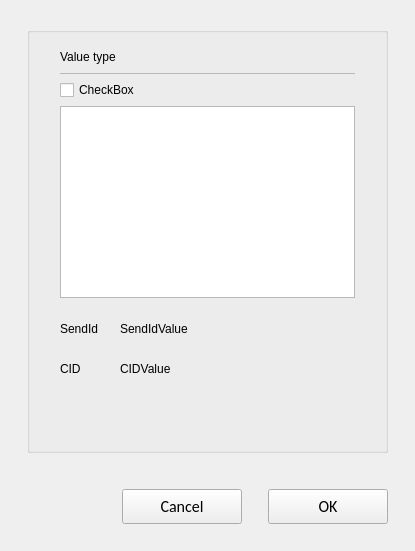
Above: opensyde_tool/src/system_definition/node_edit/stw_flashloader_options/C_SdNdeStwFlashloaderOptions.ui from openSYDE/openSYDE before the change. Below: the same form after it.
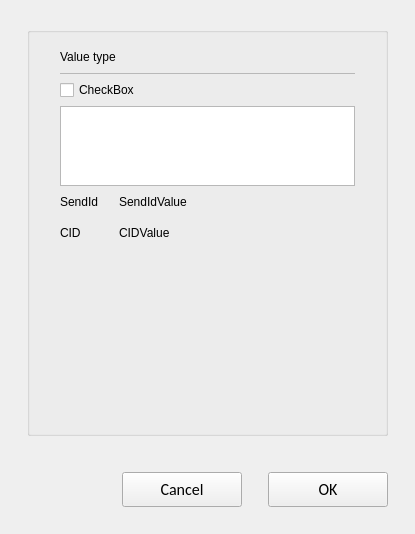
That is the form after the change. Custom widgets are drawn as their Qt base class.

Diff of the .ui file:
```diff
--- a/opensyde_tool/src/system_definition/node_edit/stw_flashloader_options/C_SdNdeStwFlashloaderOptions.ui
+++ b/opensyde_tool/src/system_definition/node_edit/stw_flashloader_options/C_SdNdeStwFlashloaderOptions.ui
@@ -7,7 +7,7 @@
     <x>0</x>
     <y>0</y>
     <width>415</width>
-    <height>551</height>
+    <height>534</height>
    </rect>
   </property>
   <property name="windowTitle">
@@ -42,7 +42,10 @@
        <number>20</number>
       </property>
       <item>
-       <layout class="QVBoxLayout" name="verticalLayout_5" stretch="0,0,0,0,0,1">
+       <layout class="QVBoxLayout" name="verticalLayout_5" stretch="0,0,0,0,0,0,1">
+        <property name="spacing">
+         <number>0</number>
+        </property>
         <property name="sizeConstraint">
          <enum>QLayout::SetMinimumSize</enum>
         </property>
@@ -130,6 +133,22 @@
           </item>
          </layout>
         </item>
+        <item>
+         <spacer name="verticalSpacer_2">
+          <property name="orientation">
+           <enum>Qt::Vertical</enum>
+          </property>
+          <property name="sizeType">
+           <enum>QSizePolicy::Fixed</enum>
+          </property>
+          <property name="sizeHint" stdset="0">
+           <size>
+            <width>20</width>
+            <height>6</height>
+           </size>
+          </property>
+         </spacer>
+        </item>
         <item>
          <widget class="stw_opensyde_gui_elements::C_OgeChxProperties" name="pc_CheckBoxUseResetMessage">
           <property name="text">
@@ -138,24 +157,44 @@
          </widget>
         </item>
         <item>
-         <widget class="stw_opensyde_gui::C_SdNdeSfoResetMessageTableView" name="pc_TableView"/>
+         <spacer name="verticalSpacer_3">
+          <property name="orientation">
+           <enum>Qt::Vertical</enum>
+          </property>
+          <property name="sizeType">
+           <enum>QSizePolicy::Fixed</enum>
+          </property>
+          <property name="sizeHint" stdset="0">
+           <size>
+            <width>20</width>
+            <height>6</height>
+           </size>
+          </property>
+         </spacer>
         </item>
         <item>
-         <layout class="QHBoxLayout" name="horizontalLayout" stretch="0,0,1">
-          <property name="topMargin">
-           <number>0</number>
+         <widget class="stw_opensyde_gui::C_SdNdeSfoResetMessageTableView" name="pc_TableView">
+          <property name="maximumSize">
+           <size>
+            <width>16777215</width>
+            <height>80</height>
+           </size>
           </property>
+         </widget>
+        </item>
           <item>
-           <layout class="QVBoxLayout" name="verticalLayout_2">
-            <property name="spacing">
-             <number>0</number>
-            </property>
-            <item>
-             <layout class="QHBoxLayout" name="horizontalLayout_2">
-              <property name="topMargin">
-               <number>9</number>
-              </property>
-              <item>
+         <layout class="QGridLayout" name="gridLayout">
+          <property name="horizontalSpacing">
+           <number>20</number>
+          </property>
+          <item row="0" column="1">
+           <widget class="stw_opensyde_gui_elements::C_OgeLabGroupItemValue" name="pc_LabelSendIdValue">
+            <property name="text">
+             <string>SendIdValue</string>
+            </property>
+           </widget>
+          </item>
+          <item row="0" column="0">
                <widget class="stw_opensyde_gui_elements::C_OgeLabGroupItem" name="pc_LabelSendId">
                 <property name="minimumSize">
                  <size>
@@ -168,27 +207,7 @@
                 </property>
                </widget>
               </item>
-              <item>
-               <spacer name="horizontalSpacer_2">
-                <property name="orientation">
-                 <enum>Qt::Horizontal</enum>
-                </property>
-                <property name="sizeHint" stdset="0">
-                 <size>
-                  <width>15</width>
-                  <height>20</height>
-                 </size>
-                </property>
-               </spacer>
-              </item>
-             </layout>
-            </item>
-            <item>
-             <layout class="QHBoxLayout" name="horizontalLayout_3">
-              <property name="topMargin">
-               <number>9</number>
-              </property>
-              <item>
+          <item row="1" column="0">
                <widget class="stw_opensyde_gui_elements::C_OgeLabGroupItem" name="pc_LabelCompanyId">
                 <property name="minimumSize">
                  <size>
@@ -201,59 +220,14 @@
                 </property>
                </widget>
               </item>
-              <item>
-               <spacer name="horizontalSpacer_5">
-                <property name="orientation">
-                 <enum>Qt::Horizontal</enum>
-                </property>
-                <property name="sizeHint" stdset="0">
-                 <size>
-                  <width>15</width>
-                  <height>20</height>
-                 </size>
-                </property>
-               </spacer>
-              </item>
-             </layout>
-            </item>
-           </layout>
-          </item>
-          <item>
-           <layout class="QVBoxLayout" name="verticalLayout_3">
-            <property name="spacing">
-             <number>0</number>
-            </property>
-            <item>
-             <layout class="QHBoxLayout" name="horizontalLayout_4">
-              <property name="topMargin">
-               <number>9</number>
-              </property>
-              <item>
-               <widget class="stw_opensyde_gui_elements::C_OgeLabGroupItemValue" name="pc_LabelSendIdValue">
-                <property name="text">
-                 <string>SendIdValue</string>
-                </property>
-               </widget>
-              </item>
-             </layout>
-            </item>
-            <item>
-             <layout class="QHBoxLayout" name="horizontalLayout_5">
-              <property name="topMargin">
-               <number>9</number>
-              </property>
-              <item>
+          <item row="1" column="1">
                <widget class="stw_opensyde_gui_elements::C_OgeLabGroupItemValue" name="pc_LabelCompanyIdValue">
                 <property name="text">
                  <string>CIDValue</string>
                 </property>
                </widget>
               </item>
-             </layout>
-            </item>
-           </layout>
-          </item>
-          <item>
+          <item row="0" column="2">
            <spacer name="horizontalSpacer">
             <property name="orientation">
              <enum>Qt::Horizontal</enum>
@@ -261,26 +235,13 @@
             <property name="sizeHint" stdset="0">
              <size>
               <width>40</width>
-              <height>20</height>
+              <height>10</height>
              </size>
             </property>
            </spacer>
           </item>
          </layout>
         </item>
-        <item>
-         <spacer name="verticalSpacer_2">
-          <property name="orientation">
-           <enum>Qt::Vertical</enum>
-          </property>
-          <property name="sizeHint" stdset="0">
-           <size>
-            <width>20</width>
-            <height>40</height>
-           </size>
-          </property>
-         </spacer>
-        </item>
         <item>
          <spacer name="verticalSpacer">
           <property name="orientation">
@@ -289,7 +250,7 @@
           <property name="sizeHint" stdset="0">
            <size>
             <width>20</width>
-            <height>40</height>
+            <height>10</height>
            </size>
           </property>
          </spacer>
@@ -417,6 +378,22 @@
   </layout>
  </widget>
  <customwidgets>
+  <customwidget>
+   <class>stw_opensyde_gui_elements::C_OgePubCancel</class>
+   <extends>QPushButton</extends>
+   <header>C_OgePubCancel.h</header>
+  </customwidget>
+  <customwidget>
+   <class>stw_opensyde_gui_elements::C_OgePubDialog</class>
+   <extends>QPushButton</extends>
+   <header>C_OgePubDialog.h</header>
+  </customwidget>
+  <customwidget>
+   <class>stw_opensyde_gui_elements::C_OgeGbx</class>
+   <extends>QGroupBox</extends>
+   <header>C_OgeGbx.h</header>
+   <container>1</container>
+  </customwidget>
   <customwidget>
    <class>stw_opensyde_gui_elements::C_OgeLabGroupItem</class>
    <extends>QLabel</extends>
@@ -443,22 +420,6 @@
    <extends>QLabel</extends>
    <header>C_OgeLabGroupItemValue.h</header>
   </customwidget>
-  <customwidget>
-   <class>stw_opensyde_gui_elements::C_OgePubDialog</class>
-   <extends>QPushButton</extends>
-   <header>C_OgePubDialog.h</header>
-  </customwidget>
-  <customwidget>
-   <class>stw_opensyde_gui_elements::C_OgeGbx</class>
-   <extends>QGroupBox</extends>
-   <header>C_OgeGbx.h</header>
-   <container>1</container>
-  </customwidget>
-  <customwidget>
-   <class>stw_opensyde_gui_elements::C_OgePubCancel</class>
-   <extends>QPushButton</extends>
-   <header>C_OgePubCancel.h</header>
-  </customwidget>
   <customwidget>
    <class>stw_opensyde_gui::C_SdNdeSfoResetMessageTableView</class>
    <extends>QTableView</extends>
```
Lines whose indentation alone changed are shown as unchanged.
